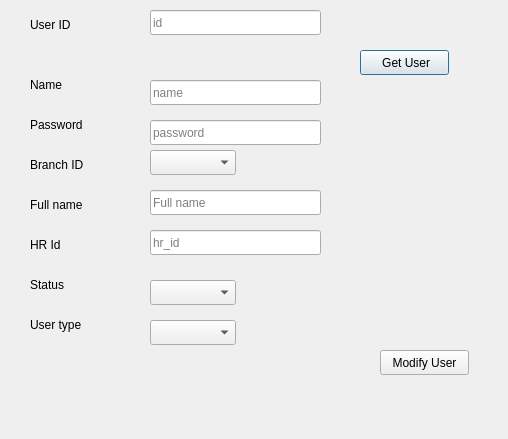
Above: HyperPosV1/Authorization/Presentation/modifyUser.ui from shymaa123456/hyperpos_sh before the change. Below: the same form after it.
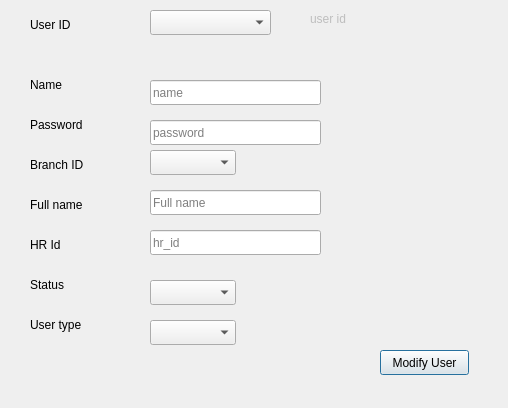
That is the form after the change.

```diff
--- a/HyperPosV1/Authorization/Presentation/modifyUser.ui
+++ b/HyperPosV1/Authorization/Presentation/modifyUser.ui
@@ -7,7 +7,7 @@
     <x>0</x>
     <y>0</y>
     <width>508</width>
-    <height>439</height>
+    <height>408</height>
    </rect>
   </property>
   <property name="windowTitle">
@@ -45,19 +45,6 @@
     <string>password</string>
    </property>
   </widget>
-  <widget class="QPushButton" name="BTN_getUser">
-   <property name="geometry">
-    <rect>
-     <x>360</x>
-     <y>50</y>
-     <width>89</width>
-     <height>25</height>
-    </rect>
-   </property>
-   <property name="text">
-    <string> Get User</string>
-   </property>
-  </widget>
   <widget class="QLabel" name="label_2">
    <property name="geometry">
     <rect>
@@ -240,17 +227,33 @@
     <string>User ID</string>
    </property>
   </widget>
-  <widget class="QLineEdit" name="LE_id">
+  <widget class="QComboBox" name="CMB_userName">
    <property name="geometry">
     <rect>
      <x>150</x>
      <y>10</y>
-     <width>171</width>
+     <width>121</width>
      <height>25</height>
     </rect>
    </property>
-   <property name="placeholderText">
-    <string>id</string>
+  </widget>
+  <widget class="QLabel" name="LB_userID">
+   <property name="enabled">
+    <bool>false</bool>
+   </property>
+   <property name="geometry">
+    <rect>
+     <x>310</x>
+     <y>10</y>
+     <width>151</width>
+     <height>17</height>
+    </rect>
+   </property>
+   <property name="frameShape">
+    <enum>QFrame::NoFrame</enum>
+   </property>
+   <property name="text">
+    <string>user id</string>
    </property>
   </widget>
  </widget>
```
